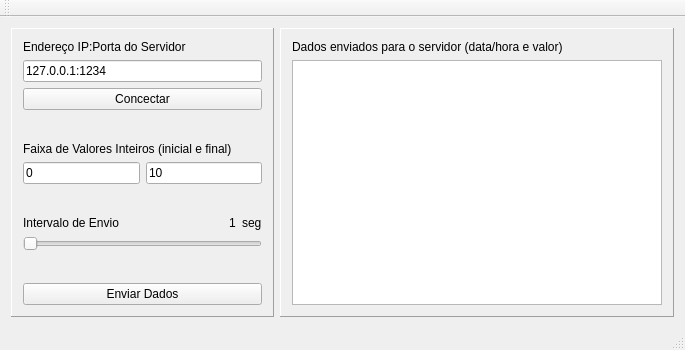
This is QTDataSender/mainwindow.ui in DenisMedeiros/DCA0201QTProject as Qt 5 draws it before an edit. The edited form follows.
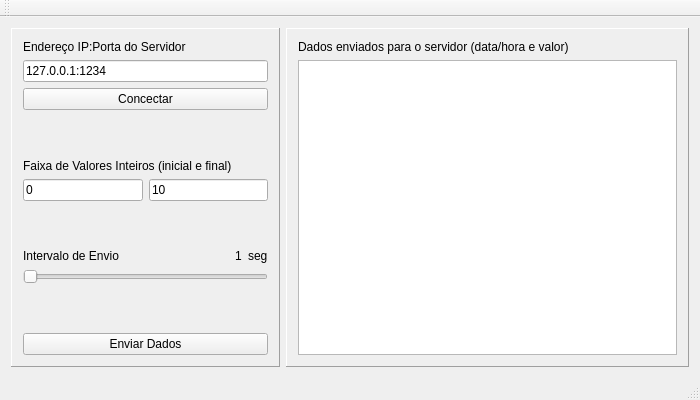
This is the edited form. Icons and pictures are not drawn.

Commit message: Fixando as dimensões das janelas.

```diff
--- a/QTDataSender/mainwindow.ui
+++ b/QTDataSender/mainwindow.ui
@@ -6,8 +6,8 @@
    <rect>
     <x>0</x>
     <y>0</y>
-    <width>685</width>
-    <height>350</height>
+    <width>700</width>
+    <height>400</height>
    </rect>
   </property>
   <property name="sizePolicy">
@@ -18,8 +18,8 @@
   </property>
   <property name="minimumSize">
    <size>
-    <width>685</width>
-    <height>350</height>
+    <width>700</width>
+    <height>400</height>
    </size>
   </property>
   <property name="windowTitle">
```
Left out of the diff: 4 changed lines with no effect on the pictures. The commit also changes 1 other file.
